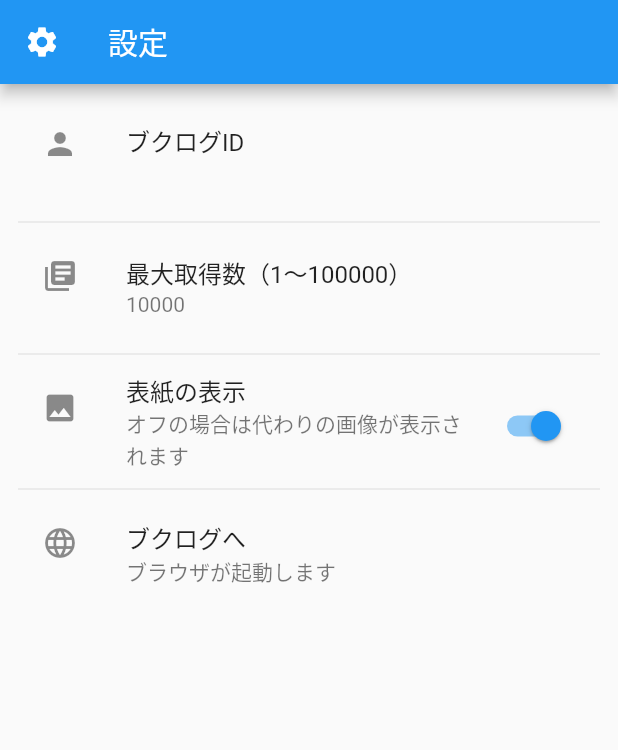
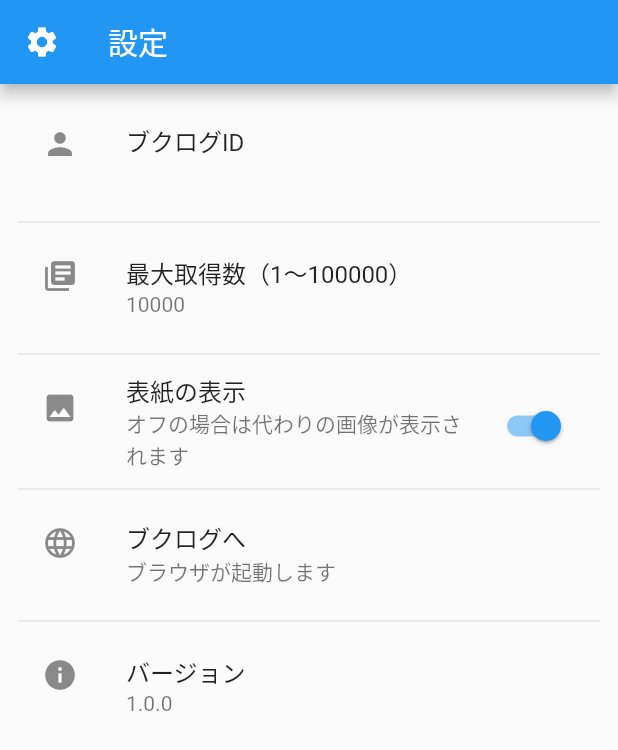
Before and after one commit to kimi-soft/flutter-booklog-manager, a Flutter app: the PageSettings screen opened directly, on a phone screen of 412 x 824 dp. Shown: the top 750 px of the screen. Run offline on Flutter 3.47's test engine with Material 2 defaults, Android fonts, the phone set to English and light mode, and no system bars; our stand-ins replace cached_network_image, isar, package_info_plus, shared_preferences; accounts and stored records are empty; generated files the repository leaves out were written again; statements that could not run were skipped.

Commit message:
設定内にバージョンの表示に対応

```diff
--- a/booklog_manager/lib/main.dart
+++ b/booklog_manager/lib/main.dart
@@ -2,12 +2,14 @@
 import 'package:booklog_manager/bottom_tab.dart';
 import 'package:booklog_manager/settings_manager.dart';
 import 'package:booklog_manager/database_manager.dart';
+import 'package:booklog_manager/package_info_manager.dart';
 
 void main() async {
   WidgetsFlutterBinding.ensureInitialized();
 
   await SettingsManager().initAsync();
   await DatabaseManager().initAsync();
+  await PackageInfoManager().initAsync();
 
   runApp(const MyApp());
 }
--- /dev/null
+++ b/booklog_manager/lib/package_info_manager.dart
@@ -0,0 +1,18 @@
+import 'package:package_info_plus/package_info_plus.dart';
+
+class PackageInfoManager {
+  late PackageInfo packageInfo;
+
+  static final PackageInfoManager _instance = PackageInfoManager._internal();
+
+  factory PackageInfoManager() {
+    return _instance;
+  }
+
+  PackageInfoManager._internal() {
+  }
+
+  Future<void> initAsync() async {
+    packageInfo = await PackageInfo.fromPlatform();
+  }
+}
--- a/booklog_manager/lib/page_settings.dart
+++ b/booklog_manager/lib/page_settings.dart
@@ -1,6 +1,7 @@
 import 'package:flutter/material.dart';
 import 'package:flutter/cupertino.dart';
 import 'package:booklog_manager/settings_manager.dart';
+import 'package:booklog_manager/package_info_manager.dart';
 import 'package:booklog_manager/url_launcher.dart';
 
 class PageSettings extends StatefulWidget {
@@ -35,6 +36,8 @@
                 _settingsDisplayImage(),
                 const Divider(),
                 _settingsGotoBooklog(),
+                const Divider(),
+                _settingsVersion(),
               ],
             ),
           ),
@@ -84,6 +87,14 @@
       title: Text('ブクログへ'),
       subtitle: Text('ブラウザが起動します'),
       onTap: () => UrlLauncher.openUrlAsync('https://booklog.jp'),
+    );
+  }
+
+  Widget _settingsVersion() {
+    return ListTile(
+      leading: Icon(Icons.info),
+      title: Text('バージョン'),
+      subtitle: Text('${PackageInfoManager().packageInfo.version}'),
     );
   }
 
--- a/booklog_manager/pubspec.yaml
+++ b/booklog_manager/pubspec.yaml
@@ -42,6 +42,7 @@
   isar: 2.5.0
   isar_flutter_libs: 2.5.0
   path_provider: ^2.0.13
+  package_info_plus: ^1.4.2
 
 dev_dependencies:
   flutter_test:
```
Also changed, not shown: booklog_manager/pubspec.lock, 1 other file.
